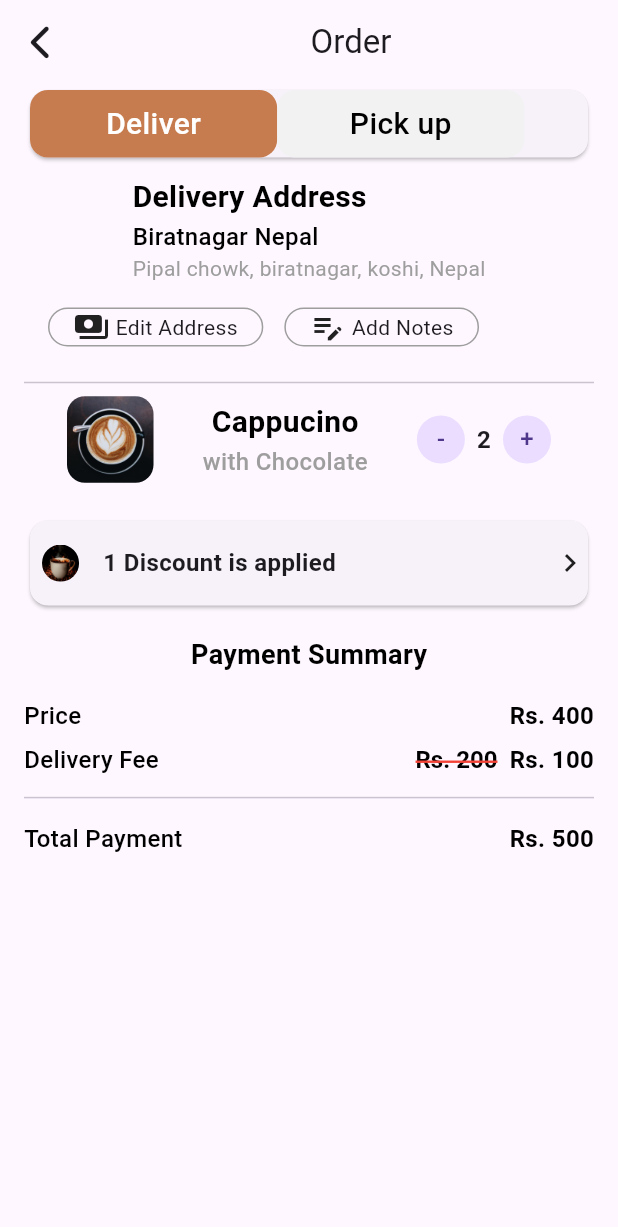
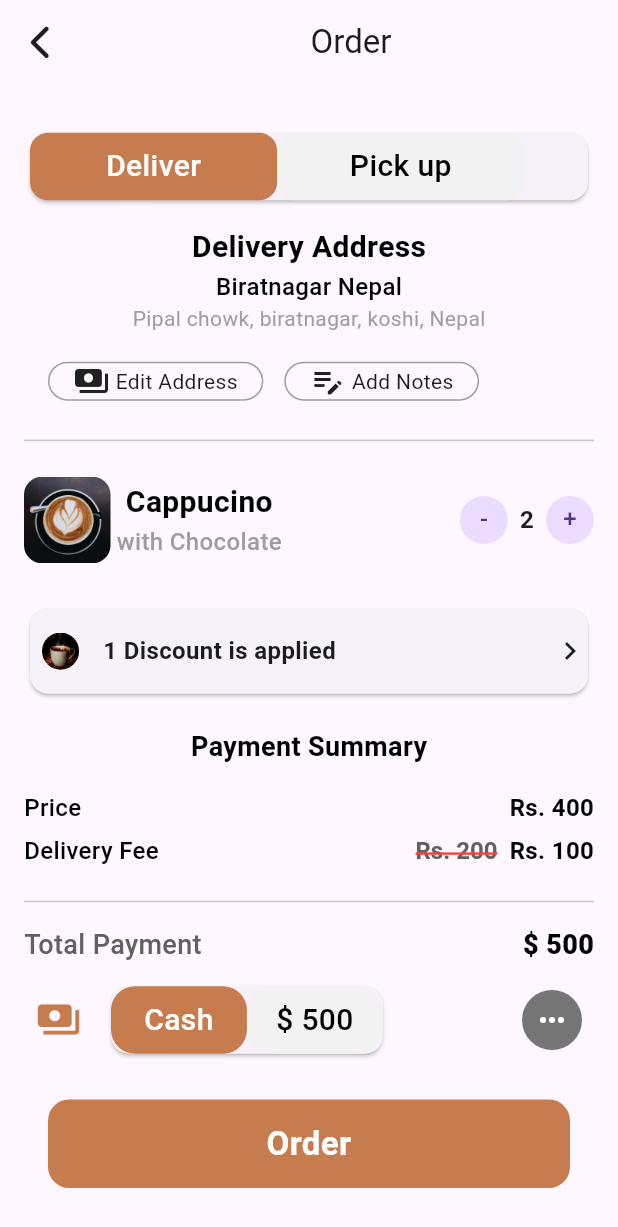
Before and after one commit to notfoundme/Coffee-Store, a Flutter app: the DetailScreen screen opened directly, after a tap on "Buy Now", on a phone screen of 412 x 824 dp. Shown: the top 1227 px of the screen. Run offline on Flutter 3.47's test engine with Material 3 defaults, Android fonts, the phone set to English and light mode, and no system bars; our stand-ins replace font_awesome_flutter, google_fonts.

Commit message:
Order screen

```diff
--- a/lib/main.dart
+++ b/lib/main.dart
@@ -1,8 +1,6 @@
+import 'package:coffee_ecommerce/screens/order_screen.dart';
 import 'package:coffee_ecommerce/screens/home_screen.dart';
-import 'package:coffee_ecommerce/screens/order_screen.dart';
-import 'package:coffee_ecommerce/screens/temp.dart';
 // import 'package:coffee_ecommerce/screens/home_screen.dart';
-import 'package:coffee_ecommerce/screens/onboarding_screen.dart';
 import 'package:flutter/material.dart';
 
 void main() {
@@ -15,7 +13,7 @@ class MainApp extends StatelessWidget {
   @override
   Widget build(BuildContext context) {
     return const MaterialApp(
-      home: HomeScreen(),
+      home: OrderScreen(),
     );
   }
 }
--- a/lib/screens/detail_screen.dart
+++ b/lib/screens/detail_screen.dart
@@ -1,11 +1,8 @@
 import 'package:coffee_ecommerce/constants/app_colors.dart';
-import 'package:coffee_ecommerce/constants/google_font.dart';
 import 'package:coffee_ecommerce/extensions/responsive_context.dart';
 import 'package:coffee_ecommerce/screens/order_screen.dart';
-import 'package:coffee_ecommerce/screens/temp.dart';
 import 'package:flutter/material.dart';
 import 'package:font_awesome_flutter/font_awesome_flutter.dart';
-import 'package:google_fonts/google_fonts.dart';
 
 class DetailScreen extends StatelessWidget {
   const DetailScreen({super.key});
@@ -22,7 +19,7 @@ class DetailScreen extends StatelessWidget {
             Container(
               decoration: BoxDecoration(
                 borderRadius: BorderRadius.circular(20),
-                image: DecorationImage(
+                image: const DecorationImage(
                     image: AssetImage(
                       "assets/singlecoffee.png",
                     ),
@@ -31,14 +28,17 @@ class DetailScreen extends StatelessWidget {
               height: MediaQuery.of(context).size.height * 0.3,
               width: MediaQuery.of(context).size.width,
             ),
+            SizedBox(
+              height: 10,
+            ),
 
             // Title and subtitle
             Column(
               mainAxisAlignment: MainAxisAlignment.start,
               crossAxisAlignment: CrossAxisAlignment.start,
               children: [
-                Padding(
-                  padding: const EdgeInsets.only(top: 8.0, left: 4),
+                const Padding(
+                  padding: EdgeInsets.only(top: 8.0, left: 4),
                   child: Text(
                     "Cappucino",
                     style: TextStyle(
@@ -48,7 +48,7 @@ class DetailScreen extends StatelessWidget {
                     textAlign: TextAlign.start,
                   ),
                 ),
-                Text(
+                const Text(
                   "with chocolate",
                   style: TextStyle(
                       color: Colors.grey,
@@ -57,11 +57,15 @@ class DetailScreen extends StatelessWidget {
                   textAlign: TextAlign.start,
                 ),
 
+                SizedBox(
+                  height: 10,
+                ),
+
                 //Row containing ratings and icons
                 Row(
                   mainAxisAlignment: MainAxisAlignment.spaceBetween,
                   children: [
-                    Row(
+                    const Row(
                       children: [
                         //rating icon
                         FaIcon(
@@ -70,7 +74,7 @@ class DetailScreen extends StatelessWidget {
                         ),
                         //Rating
                         Padding(
-                          padding: const EdgeInsets.all(8.0),
+                          padding: EdgeInsets.all(8.0),
                           child: Text(
                             "4.8",
                             style: TextStyle(
@@ -87,26 +91,26 @@ class DetailScreen extends StatelessWidget {
                         Padding(
                           padding: const EdgeInsets.all(8.0),
                           child: Container(
-                            padding: EdgeInsets.symmetric(
+                            padding: const EdgeInsets.symmetric(
                                 horizontal: 10, vertical: 10),
                             decoration: BoxDecoration(
                               borderRadius: BorderRadius.circular(12),
                               color: unSelectedBtnColor,
                             ),
-                            child: FaIcon(
+                            child: const FaIcon(
                               FontAwesomeIcons.solidStar,
                               color: Color(0xfffbbe21),
                             ),
                           ),
                         ),
                         Container(
-                          padding: EdgeInsets.symmetric(
+                          padding: const EdgeInsets.symmetric(
                               horizontal: 10, vertical: 10),
                           decoration: BoxDecoration(
                             borderRadius: BorderRadius.circular(12),
                             color: unSelectedBtnColor,
                           ),
-                          child: FaIcon(
+                          child: const FaIcon(
                             FontAwesomeIcons.solidStar,
                             color: Color(0xfffbbe21),
                           ),
@@ -117,7 +121,10 @@ class DetailScreen extends StatelessWidget {
                 ),
 
                 //description section
-                ExpansionTile(
+                Theme(
+                  data: Theme.of(context)
+                      .copyWith(dividerColor: Colors.transparent),
+                  child: const ExpansionTile(
                     title: Text(
                       'Description',
                       style: TextStyle(
@@ -134,10 +141,13 @@ class DetailScreen extends StatelessWidget {
                       ),
                     ],
                   ),
-
+                ),
+                SizedBox(
+                  height: 10,
+                ),
                 // size
-                Padding(
-                  padding: const EdgeInsets.only(top: 8.0, left: 4),
+                const Padding(
+                  padding: EdgeInsets.only(top: 8.0, left: 4),
                   child: Text(
                     "Size",
                     style: TextStyle(
@@ -154,14 +164,14 @@ class DetailScreen extends StatelessWidget {
                   children: [
                     Container(
                       width: context.width * 0.25,
-                      padding:
-                          EdgeInsets.symmetric(horizontal: 10, vertical: 10),
+                      padding: const EdgeInsets.symmetric(
+                          horizontal: 10, vertical: 10),
                       decoration: BoxDecoration(
                         borderRadius: BorderRadius.circular(10),
                         color: unSelectedBtnColor,
                         border: Border.all(color: Colors.grey),
                       ),
-                      child: Text(
+                      child: const Text(
                         "S",
                         style: TextStyle(
                             color: Colors.black,
@@ -172,14 +182,14 @@ class DetailScreen extends StatelessWidget {
                     ),
                     Container(
                       width: context.width * 0.25,
-                      padding:
-                          EdgeInsets.symmetric(horizontal: 10, vertical: 10),
+                      padding: const EdgeInsets.symmetric(
+                          horizontal: 10, vertical: 10),
                       decoration: BoxDecoration(
                         borderRadius: BorderRadius.circular(10),
                         color: unSelectedBtnColor,
                         border: Border.all(color: Colors.grey),
                       ),
-                      child: Text(
+                      child: const Text(
                         "M",
                         style: TextStyle(
                             color: Colors.black,
@@ -190,14 +200,14 @@ class DetailScreen extends StatelessWidget {
                     ),
                     Container(
                       width: context.width * 0.25,
-                      padding:
-                          EdgeInsets.symmetric(horizontal: 10, vertical: 10),
+                      padding: const EdgeInsets.symmetric(
+                          horizontal: 10, vertical: 10),
                       decoration: BoxDecoration(
                         borderRadius: BorderRadius.circular(10),
                         color: unSelectedBtnColor,
                         border: Border.all(color: Colors.grey),
                       ),
-                      child: Text(
+                      child: const Text(
                         "L",
                         style: TextStyle(
                             color: Colors.black,
@@ -208,13 +218,13 @@ class DetailScreen extends StatelessWidget {
                     ),
                   ],
                 ),
-                SizedBox(
+                const SizedBox(
                   height: 10,
                 ),
                 //price column
                 Row(
                   children: [
-                    Column(
+                    const Column(
                       crossAxisAlignment: CrossAxisAlignment.start,
                       children: [
                         Text(
@@ -241,12 +251,12 @@ class DetailScreen extends StatelessWidget {
                         Navigator.push(
                           context,
                           MaterialPageRoute(
-                              builder: (context) => OrderScreen()),
+                              builder: (context) => const OrderScreen()),
                         );
                       },
                       child: Container(
                         margin: const EdgeInsets.all(16),
-                        width: MediaQuery.of(context).size.width * 0.61 ,
+                        width: MediaQuery.of(context).size.width * 0.61,
                         decoration: BoxDecoration(
                           color: btnColor,
                           borderRadius: BorderRadius.circular(14),
@@ -278,20 +288,20 @@ class DetailScreen extends StatelessWidget {
   AppBar detailScreenAppBar(BuildContext context) {
     return AppBar(
       leading: IconButton(
-        icon: FaIcon(FontAwesomeIcons.chevronLeft),
+        icon: const FaIcon(FontAwesomeIcons.chevronLeft),
         onPressed: () {
           // Handle the back button press
           Navigator.pop(context);
         },
       ),
-      title: Center(
+      title: const Center(
         child: Text(
           "Detail",
         ),
       ),
       actions: [
         IconButton(
-          icon: FaIcon(FontAwesomeIcons.heart),
+          icon: const FaIcon(FontAwesomeIcons.heart),
           onPressed: () {
             // Handle the favorite button press
           },
--- a/lib/screens/home_screen.dart
+++ b/lib/screens/home_screen.dart
@@ -9,7 +9,7 @@ class HomeScreen extends StatelessWidget {
   Widget build(BuildContext context) {
     return SafeArea(
       child: Container(
-        decoration: BoxDecoration(color: Colors.black),
+        decoration: const BoxDecoration(color: Colors.black),
         child: Scaffold(
           backgroundColor: Colors.transparent,
           body: Column(
@@ -18,7 +18,28 @@ class HomeScreen extends StatelessWidget {
                 height: 10,
               ),
               customHomeAppBar(context),
-              searchBar(context)
+              searchBar(context),
+
+              //Coffee Banner
+              SizedBox(
+                height: 20,
+              ),
+
+
+              Padding(
+                padding: const EdgeInsets.all(8.0),
+                child: Container(
+                  child: ClipRRect(
+                    borderRadius: BorderRadius.circular(16),
+                    child: Image.asset(
+                      "assets/coffeebanner.png",
+                      height: context.height * 0.2,
+                      width: context.width * 0.88,
+                      fit: BoxFit.cover, // You can adjust the fit as needed
+                    ),
+                  ),
+                ),
+              ),
             ],
           ),
         ),
@@ -26,18 +47,21 @@ class HomeScreen extends StatelessWidget {
     );
   }
 
-  Container searchBar(BuildContext context) {
+  Widget searchBar(BuildContext context) {
     return Container(
-      width: context.width * 0.93,
+      padding: const EdgeInsets.all(4.0),
+      width: context.width * 0.9,
       decoration: BoxDecoration(
           color: searchBarColor, borderRadius: BorderRadius.circular(12)),
       child: Row(
         mainAxisAlignment: MainAxisAlignment.spaceBetween,
         children: [
-          Padding(
-            padding: const EdgeInsets.all(8.0),
+          const Padding(
+            padding: EdgeInsets.all(8.0),
             child: Icon(
               Icons.search_rounded,
+              size: 30,
+              weight: 30,
               color: textColor,
             ),
           ),
@@ -55,8 +79,8 @@ class HomeScreen extends StatelessWidget {
                   // height: context.width * 0.1,
                   decoration: BoxDecoration(
                       color: btnColor, borderRadius: BorderRadius.circular(8)),
-                  child: Padding(
-                    padding: const EdgeInsets.all(8.0),
+                  child: const Padding(
+                    padding: EdgeInsets.all(8.0),
                     child: Icon(
                       Icons.settings_input_component_rounded,
                       color: textColor,
@@ -64,7 +88,7 @@ class HomeScreen extends StatelessWidget {
                   ),
                 ),
               ),
-              SizedBox(
+              const SizedBox(
                 width: 4,
               ),
             ],
--- a/lib/screens/order_screen.dart
+++ b/lib/screens/order_screen.dart
@@ -12,58 +12,18 @@ class OrderScreen extends StatelessWidget {
     return Scaffold(
       appBar: orderAppBar(context),
       body: Padding(
-        padding: const EdgeInsets.symmetric(horizontal: 16.0),
+        padding: const EdgeInsets.all(16.0),
         child: Column(
+          mainAxisAlignment: MainAxisAlignment.spaceBetween,
           children: [
-            //order Card
-            Card(
-              child: Row(
-                mainAxisAlignment: MainAxisAlignment.start,
-                crossAxisAlignment: CrossAxisAlignment.start,
-                children: [
-                  Container(
-                    width: context.width * 0.4,
-                    padding:
-                        const EdgeInsets.symmetric(horizontal: 8, vertical: 8),
-                    decoration: BoxDecoration(
-                      borderRadius: BorderRadius.circular(12),
-                      color: btnColor,
-                    ),
-                    child: const Text(
-                      "Deliver",
-                      style: TextStyle(
-                          color: Colors.white,
-                          fontSize: 20,
-                          fontWeight: FontWeight.w500),
-                      textAlign: TextAlign.center,
-                    ),
-                  ),
-                  Container(
-                    width: context.width * 0.4,
-                    padding: const EdgeInsets.all(8),
-                    decoration: BoxDecoration(
-                      borderRadius: BorderRadius.circular(12),
-                      color: const Color(0xfff2f2f2),
-                    ),
-                    child: const Text(
-                      "Pick up",
-                      style: TextStyle(
-                          color: Colors.black,
-                          fontSize: 20,
-                          fontWeight: FontWeight.w500),
-                      textAlign: TextAlign.center,
-                    ),
-                  ),
-                ],
-              ),
-            ),
+            SizedBox(
+              height: 10,
+            ), //order Card
+            deliverPickupCard(context),
             const SizedBox(
               height: 8,
             ),
-            //3texts
             const Column(
-              mainAxisAlignment: MainAxisAlignment.start,
-              crossAxisAlignment: CrossAxisAlignment.start,
               children: [
                 Text(
                   "Delivery Address",
@@ -103,7 +63,9 @@ class OrderScreen extends StatelessWidget {
               ),
             ),
             const Divider(),
-
+            SizedBox(
+              height: 10,
+            ),
             //image card Increment Decrement
             singleCoffeeCountCard(context),
             const SizedBox(
@@ -112,14 +74,160 @@ class OrderScreen extends StatelessWidget {
 
             discountVoucherCard(context),
 
+            paymentSummaryMethod(),
+
+            Row(
+              mainAxisAlignment: MainAxisAlignment.spaceBetween,
+              children: [
+                Row(
+                  children: [
+                    Padding(
+                      padding: const EdgeInsets.all(8.0),
+                      child: Icon(
+                        Icons.payments,
+                        color: btnColor,
+                        size: 30,
+                      ),
+                    ),
+                    Padding(
+                      padding: const EdgeInsets.all(8.0),
+                      child: Card(
+                        child: Row(
+                          mainAxisAlignment: MainAxisAlignment.start,
+                          crossAxisAlignment: CrossAxisAlignment.start,
+                          children: [
+                            Container(
+                              width: context.width * 0.22,
+                              padding: const EdgeInsets.symmetric(
+                                  horizontal: 18, vertical: 8),
+                              decoration: BoxDecoration(
+                                borderRadius: BorderRadius.circular(16),
+                                color: btnColor,
+                              ),
+                              child: const Text(
+                                "Cash",
+                                style: TextStyle(
+                                    color: Colors.white,
+                                    fontSize: 20,
+                                    fontWeight: FontWeight.w500),
+                                textAlign: TextAlign.center,
+                              ),
+                            ),
+                            Container(
+                              width: context.width * 0.22,
+                              padding: const EdgeInsets.all(8),
+                              decoration: BoxDecoration(
+                                borderRadius: BorderRadius.circular(18),
+                                color: const Color(0xfff2f2f2),
+                              ),
+                              child: const Text(
+                                "\$ 500",
+                                style: TextStyle(
+                                    color: Colors.black,
+                                    fontSize: 20,
+                                    fontWeight: FontWeight.w500),
+                                textAlign: TextAlign.center,
+                              ),
+                            ),
+                          ],
+                        ),
+                      ),
+                    ),
+                  ],
+                ),
+                Padding(
+                  padding: const EdgeInsets.all(8.0),
+                  child: Container(
+                      decoration: BoxDecoration(
+                          color: Colors.grey.shade600,
+                          borderRadius: BorderRadius.circular(25)),
+                      child: Padding(
+                        padding: const EdgeInsets.all(8.0),
+                        child: Icon(
+                          Icons.more_horiz,
+                          color: Colors.white,
+                        ),
+                      )),
+                ),
+              ],
+            ),
+            Container(
+              margin: const EdgeInsets.all(16),
+              width: MediaQuery.of(context).size.width * 0.9,
+              decoration: BoxDecoration(
+                color: btnColor,
+                borderRadius: BorderRadius.circular(14),
+              ),
+              child: const Padding(
+                padding: EdgeInsets.symmetric(vertical: 14.0, horizontal: 8),
+                child: Text(
+                  "Order",
+                  style: TextStyle(
+                      color: Colors.white,
+                      fontSize: 22,
+                      fontWeight: FontWeight.bold),
+                  textAlign: TextAlign.center,
+                ),
+              ),
+            ),
+          ],
+        ),
+      ),
+    );
+  }
+
+  Card deliverPickupCard(BuildContext context) {
+    return Card(
+      child: Row(
+        mainAxisAlignment: MainAxisAlignment.start,
+        crossAxisAlignment: CrossAxisAlignment.start,
+        children: [
+          Container(
+            width: context.width * 0.4,
+            padding: const EdgeInsets.symmetric(horizontal: 8, vertical: 8),
+            decoration: BoxDecoration(
+              borderRadius: BorderRadius.circular(12),
+              color: btnColor,
+            ),
+            child: const Text(
+              "Deliver",
+              style: TextStyle(
+                  color: Colors.white,
+                  fontSize: 20,
+                  fontWeight: FontWeight.w500),
+              textAlign: TextAlign.center,
+            ),
+          ),
+          Container(
+            width: context.width * 0.4,
+            padding: const EdgeInsets.all(8),
+            decoration: BoxDecoration(
+              borderRadius: BorderRadius.circular(12),
+              color: const Color(0xfff2f2f2),
+            ),
+            child: const Text(
+              "Pick up",
+              style: TextStyle(
+                  color: Colors.black,
+                  fontSize: 20,
+                  fontWeight: FontWeight.w500),
+              textAlign: TextAlign.center,
+            ),
+          ),
+        ],
+      ),
+    );
+  }
+
+  Column paymentSummaryMethod() {
+    return Column(
+      children: [
         const Padding(
           padding: EdgeInsets.all(16.0),
           child: Text(
             "Payment Summary",
             style: TextStyle(
-                    color: Colors.black,
-                    fontSize: 18,
-                    fontWeight: FontWeight.w600),
+                color: Colors.black, fontSize: 18, fontWeight: FontWeight.w600),
             textAlign: TextAlign.start,
           ),
         ),
@@ -160,10 +268,11 @@ class OrderScreen extends StatelessWidget {
                 Padding(
                   padding: const EdgeInsets.all(8.0),
                   child: RichText(
-                        text: const TextSpan(
+                    text: TextSpan(
                       text: 'Rs. 200',
                       style: TextStyle(
-                            color: Colors.black, // Set your text color
+                        color: Colors.grey.shade700,
+                        // Set your text color
                         decoration: TextDecoration.lineThrough,
                         fontSize: 16,
                         fontWeight: FontWeight.w600,
@@ -178,7 +287,7 @@ class OrderScreen extends StatelessWidget {
                 ),
 
                 //
-                    const Text(
+                Text(
                   "Rs. 100",
                   style: TextStyle(
                       color: Colors.black,
@@ -189,40 +298,34 @@ class OrderScreen extends StatelessWidget {
             ),
           ],
         ),
+        const SizedBox(
+          height: 8,
+        ),
         const Divider(),
         const SizedBox(
           height: 8,
-            )
-            //Total Payment
-            ,
-            const Row(
+        ),
+
+        Row(
           mainAxisAlignment: MainAxisAlignment.spaceBetween,
           children: [
             Text(
               "Total Payment",
               style: TextStyle(
-                      color: Colors.black,
-                      fontSize: 16,
+                  color: Colors.grey.shade700,
+                  fontSize: 18,
                   fontWeight: FontWeight.w500),
             ),
             Text(
-                  "Rs. 500",
+              "\$ 500",
               style: TextStyle(
                   color: Colors.black,
-                      fontSize: 16,
-                      fontWeight: FontWeight.w600),
+                  fontSize: 18,
+                  fontWeight: FontWeight.w800),
             ),
           ],
         ),
-
-            //Unknown Elements Row
-
-            Row(children: [
-
-            ],)
       ],
-        ),
-      ),
     );
   }
 
@@ -266,16 +369,19 @@ class OrderScreen extends StatelessWidget {
     );
   }
 
-  Row singleCoffeeCountCard(BuildContext context) {
+  Widget singleCoffeeCountCard(BuildContext context) {
     return Row(
-      mainAxisAlignment: MainAxisAlignment.spaceEvenly,
+      mainAxisAlignment: MainAxisAlignment.spaceBetween,
       crossAxisAlignment: CrossAxisAlignment.center,
+      children: [
+        Row(
           children: [
             singleCoffeeImage(context),
 
             // number of coffee cart
             titleAndSubtitleColumn(),
-
+          ],
+        ),
         const Row(
           children: [
             CircleAvatar(
@@ -371,3 +477,6 @@ class OrderScreen extends StatelessWidget {
     );
   }
 }
+
+
+//
```
Also changed, not shown: lib/screens/onboarding_screen.dart (+2 -5 lines). Lines whose indentation alone changed are shown as unchanged.
